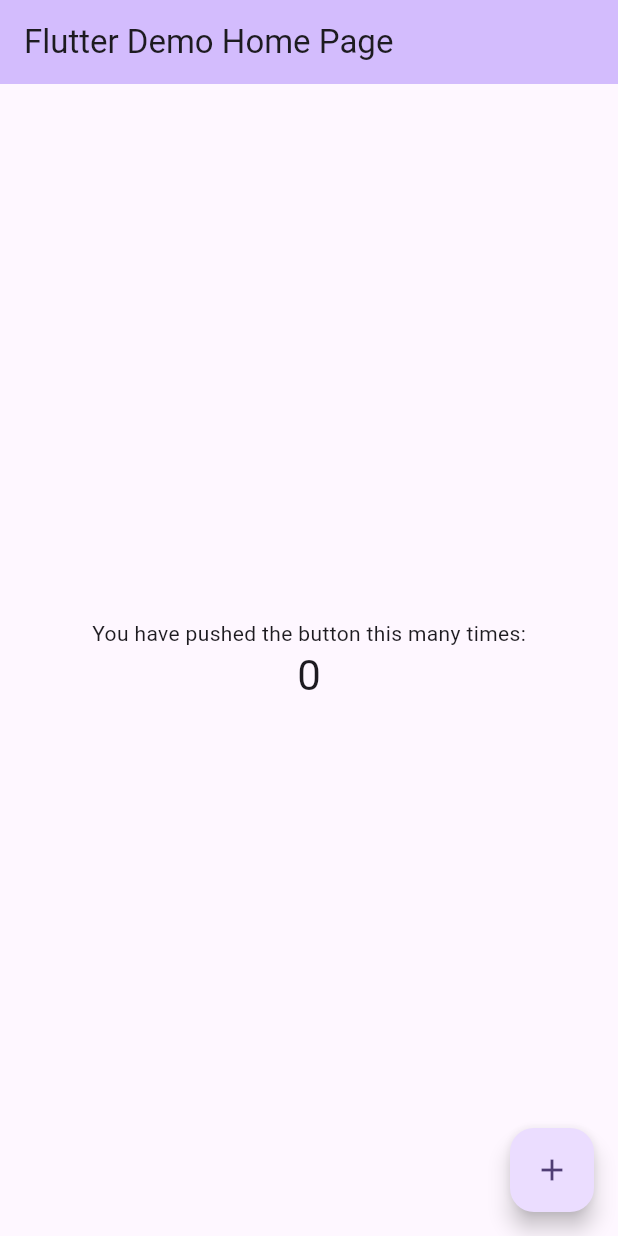
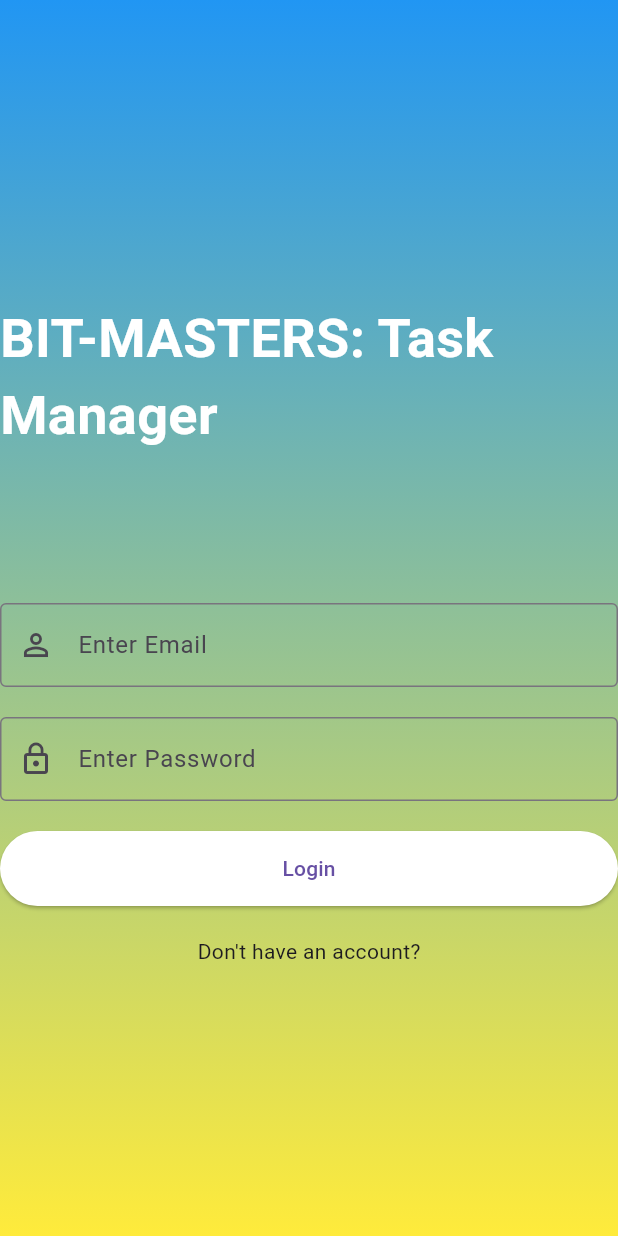
Before and after one commit to ArmaanHirani/Bit-Masters, a Flutter app: the screen it shows after launch, on a phone screen of 412 x 824 dp. Run offline on Flutter 3.47's test engine with Material 3 defaults, Android fonts, the phone set to English and light mode, and no system bars.

Commit message:
Updated main, added loading screen, and added login

```diff
--- /dev/null
+++ b/lib/login.dart
@@ -0,0 +1,142 @@
+import 'package:flutter/material.dart';
+//import 'package:project_2/homepage.dart';
+//import 'signUpScreen.dart';
+//import 'package:firebase_auth/firebase_auth.dart';
+
+class LoginScreen extends StatefulWidget {
+  const LoginScreen({super.key});
+
+  @override
+  State<LoginScreen> createState() => _LoginScreenState();
+}
+
+class _LoginScreenState extends State<LoginScreen> {
+  TextEditingController _passwordTextController = TextEditingController();
+  TextEditingController _emailTextController = TextEditingController();
+
+ void _login(BuildContext context) async {
+  String email = _emailTextController.text.trim();
+  String password = _passwordTextController.text.trim();
+
+  if (email.isEmpty || password.isEmpty) {
+    ScaffoldMessenger.of(context).showSnackBar(
+      SnackBar(content: Text('Please enter your email and password')),
+    );
+    return;
+  }
+
+  /*try {
+    UserCredential userCredential = await FirebaseAuth.instance.signInWithEmailAndPassword(
+      email: email,
+      password: password,
+    );
+
+    // If sign in is successful, navigate to the homepage
+    Navigator.pushReplacement(
+      context,
+      MaterialPageRoute(builder: (context) => homepage()),
+    );
+  } catch (e) {
+    ScaffoldMessenger.of(context).showSnackBar(
+      SnackBar(content: Text('Login failed: $e')),
+    );
+  }*/
+}
+
+  @override
+  Widget build(BuildContext context) {
+    return Scaffold(
+      appBar: null,
+      body: Container(
+        height: double.infinity,
+        decoration: BoxDecoration(
+          gradient: LinearGradient(
+            colors: [Colors.blue, Colors.yellow],
+            begin: Alignment.topCenter,
+            end: Alignment.bottomCenter,
+          ),
+        ),
+        child: SingleChildScrollView(
+          child: Column(
+            children: <Widget>[
+              SizedBox(height: 200),
+              Text(
+                "BIT-MASTERS: Task Manager",
+                style: TextStyle(
+                  fontSize: 36, // Increased font size
+                  fontWeight: FontWeight.bold,
+                  color: Colors.white,
+                ),
+              ),
+              SizedBox(height: 100),
+              Container(
+                width: 500,
+                child: TextField(
+                  controller: _emailTextController,
+                  decoration: InputDecoration(
+                    labelText: "Enter Email",
+                    prefixIcon: Icon(Icons.person_outline),
+                    border: OutlineInputBorder(),
+                  ),
+                ),
+              ),
+              SizedBox(
+                height: 20,
+              ),
+              Container(
+                width: 500,
+                child: TextField(
+                  controller: _passwordTextController,
+                  decoration: InputDecoration(
+                    labelText: "Enter Password",
+                    prefixIcon: Icon(Icons.lock_outline),
+                    border: OutlineInputBorder(),
+                  ),
+                  obscureText: true,
+                ),
+              ),
+              SizedBox(
+                height: 20,
+              ),
+              Container(
+                width: 500,
+                child: ElevatedButton(
+                  onPressed: () {
+                    _login(context);
+                  },
+                  child: Text("Login"),
+                  style: ButtonStyle(
+                    minimumSize:
+                        MaterialStateProperty.all(Size(double.infinity, 50)),
+                    backgroundColor: MaterialStateProperty.all(Colors.white),
+                  ),
+                ),
+              ),
+              SizedBox(height: 20),
+              Row(
+                mainAxisAlignment: MainAxisAlignment.center,
+                children: [
+                  Text("Don't have an account?"),
+                 /* GestureDetector(
+                    onTap: () {
+                      Navigator.push(
+                        context,
+                        MaterialPageRoute(builder: (context) => SignUpScreen()),
+                      );
+                    },
+                    child: Text(
+                      " Sign Up",
+                      style: TextStyle(
+                          fontWeight: FontWeight.bold,
+                          color: Color.fromARGB(255, 255, 6, 60)),
+                    ),
+                  ),*/
+                ],
+              ),
+            ],
+          ),
+        ),
+      ),
+    );
+  }
+}
--- a/lib/main.dart
+++ b/lib/main.dart
@@ -1,125 +1,25 @@
+//import 'firebase_options.dart';
+//import 'package:firebase_core/firebase_core.dart';
 import 'package:flutter/material.dart';
+//import '/login.dart';
+import '/splashScreen.dart';
 
-void main() {
-  runApp(const MyApp());
+void main() async {
+  WidgetsFlutterBinding.ensureInitialized();
+  //await Firebase.initializeApp(
+    //options: DefaultFirebaseOptions.currentPlatform,
+  //);
+  runApp(MyApp());
 }
 
 class MyApp extends StatelessWidget {
-  const MyApp({super.key});
+  const MyApp({Key? key}) : super(key: key);
 
-  // This widget is the root of your application.
   @override
   Widget build(BuildContext context) {
     return MaterialApp(
-      title: 'Flutter Demo',
-      theme: ThemeData(
-        // This is the theme of your application.
-        //
-        // TRY THIS: Try running your application with "flutter run". You'll see
-        // the application has a purple toolbar. Then, without quitting the app,
-        // try changing the seedColor in the colorScheme below to Colors.green
-        // and then invoke "hot reload" (save your changes or press the "hot
-        // reload" button in a Flutter-supported IDE, or press "r" if you used
-        // the command line to start the app).
-        //
-        // Notice that the counter didn't reset back to zero; the application
-        // state is not lost during the reload. To reset the state, use hot
-        // restart instead.
-        //
-        // This works for code too, not just values: Most code changes can be
-        // tested with just a hot reload.
-        colorScheme: ColorScheme.fromSeed(seedColor: Colors.deepPurple),
-        useMaterial3: true,
-      ),
-      home: const MyHomePage(title: 'Flutter Demo Home Page'),
+      title: 'Bit-Masters',
+      home: SplashScreen(),
     );
   }
 }
-
-class MyHomePage extends StatefulWidget {
-  const MyHomePage({super.key, required this.title});
-
-  // This widget is the home page of your application. It is stateful, meaning
-  // that it has a State object (defined below) that contains fields that affect
-  // how it looks.
-
-  // This class is the configuration for the state. It holds the values (in this
-  // case the title) provided by the parent (in this case the App widget) and
-  // used by the build method of the State. Fields in a Widget subclass are
-  // always marked "final".
-
-  final String title;
-
-  @override
-  State<MyHomePage> createState() => _MyHomePageState();
-}
-
-class _MyHomePageState extends State<MyHomePage> {
-  int _counter = 0;
-
-  void _incrementCounter() {
-    setState(() {
-      // This call to setState tells the Flutter framework that something has
-      // changed in this State, which causes it to rerun the build method below
-      // so that the display can reflect the updated values. If we changed
-      // _counter without calling setState(), then the build method would not be
-      // called again, and so nothing would appear to happen.
-      _counter++;
-    });
-  }
-
-  @override
-  Widget build(BuildContext context) {
-    // This method is rerun every time setState is called, for instance as done
-    // by the _incrementCounter method above.
-    //
-    // The Flutter framework has been optimized to make rerunning build methods
-    // fast, so that you can just rebuild anything that needs updating rather
-    // than having to individually change instances of widgets.
-    return Scaffold(
-      appBar: AppBar(
-        // TRY THIS: Try changing the color here to a specific color (to
-        // Colors.amber, perhaps?) and trigger a hot reload to see the AppBar
-        // change color while the other colors stay the same.
-        backgroundColor: Theme.of(context).colorScheme.inversePrimary,
-        // Here we take the value from the MyHomePage object that was created by
-        // the App.build method, and use it to set our appbar title.
-        title: Text(widget.title),
-      ),
-      body: Center(
-        // Center is a layout widget. It takes a single child and positions it
-        // in the middle of the parent.
-        child: Column(
-          // Column is also a layout widget. It takes a list of children and
-          // arranges them vertically. By default, it sizes itself to fit its
-          // children horizontally, and tries to be as tall as its parent.
-          //
-          // Column has various properties to control how it sizes itself and
-          // how it positions its children. Here we use mainAxisAlignment to
-          // center the children vertically; the main axis here is the vertical
-          // axis because Columns are vertical (the cross axis would be
-          // horizontal).
-          //
-          // TRY THIS: Invoke "debug painting" (choose the "Toggle Debug Paint"
-          // action in the IDE, or press "p" in the console), to see the
-          // wireframe for each widget.
-          mainAxisAlignment: MainAxisAlignment.center,
-          children: <Widget>[
-            const Text(
-              'You have pushed the button this many times:',
-            ),
-            Text(
-              '$_counter',
-              style: Theme.of(context).textTheme.headlineMedium,
-            ),
-          ],
-        ),
-      ),
-      floatingActionButton: FloatingActionButton(
-        onPressed: _incrementCounter,
-        tooltip: 'Increment',
-        child: const Icon(Icons.add),
-      ), // This trailing comma makes auto-formatting nicer for build methods.
-    );
-  }
-}
```
Also changed, not shown: lib/splashScreen.dart (added, +76 -0 lines).
